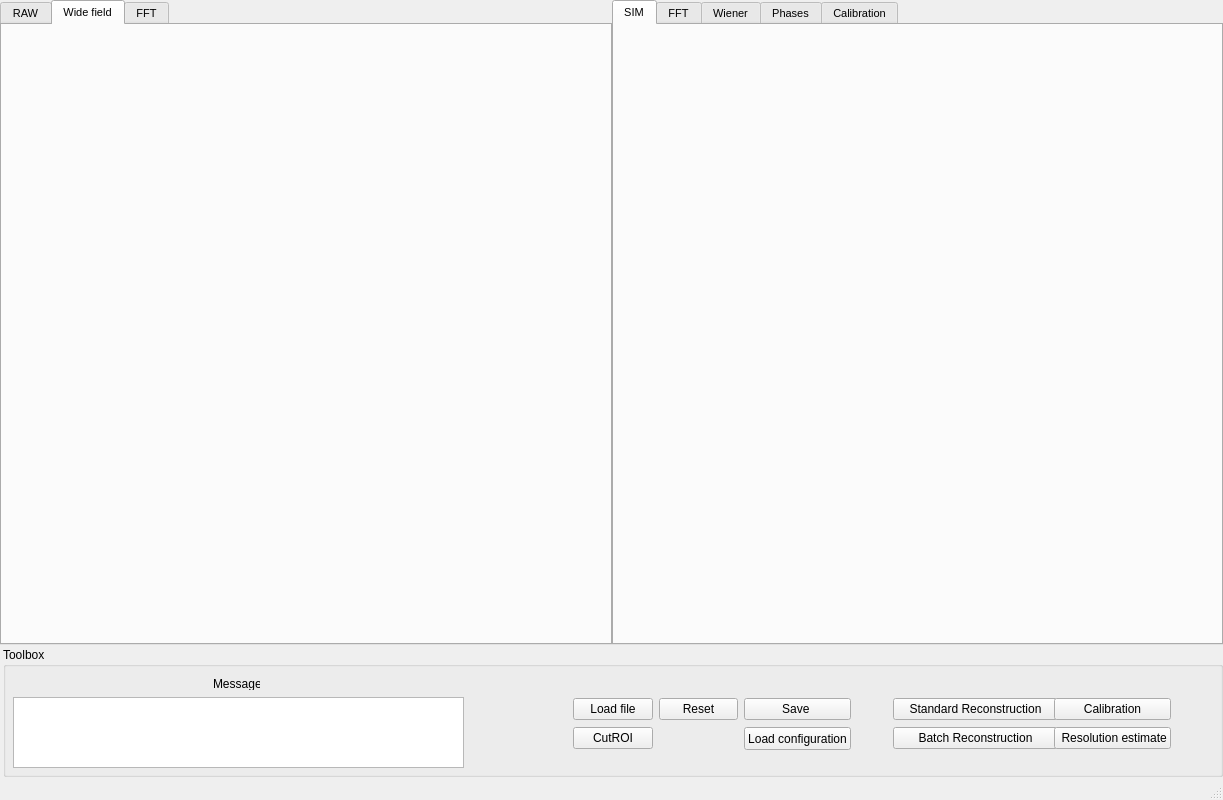
Above: hexsim_analysis.ui from micropolimi/HexSimAnalyser before the change. Below: the same form after it.
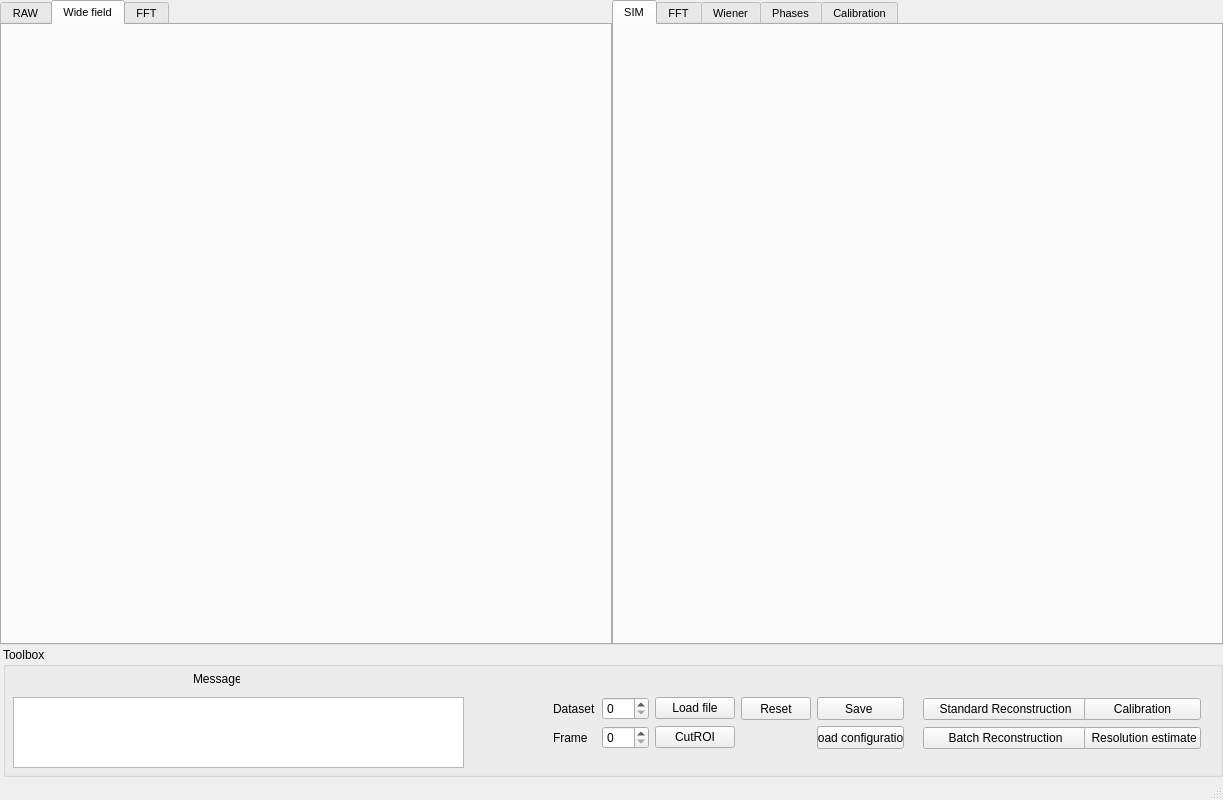
That is the form after the change. The open tabs and pages were chosen to show the change.

```diff
--- a/hexsim_analysis.ui
+++ b/hexsim_analysis.ui
@@ -197,23 +197,10 @@
         </rect>
        </property>
       </widget>
-      <widget class="QLabel" name="label">
-       <property name="geometry">
-        <rect>
-         <x>210</x>
-         <y>30</y>
-         <width>47</width>
-         <height>13</height>
-        </rect>
-       </property>
-       <property name="text">
-        <string>Messages</string>
-       </property>
-      </widget>
       <widget class="QWidget" name="layoutWidget">
        <property name="geometry">
         <rect>
-         <x>890</x>
+         <x>920</x>
          <y>50</y>
          <width>278</width>
          <height>54</height>
@@ -277,27 +264,46 @@
       <widget class="QWidget" name="layoutWidget">
        <property name="geometry">
         <rect>
-         <x>570</x>
+         <x>550</x>
          <y>50</y>
-         <width>278</width>
+         <width>351</width>
          <height>54</height>
         </rect>
        </property>
        <layout class="QGridLayout" name="gridLayout_3">
-        <item row="0" column="0">
-         <widget class="QPushButton" name="loadFileButton">
+        <item row="1" column="2">
+         <widget class="QPushButton" name="cutRoiButton">
+          <property name="text">
+           <string>CutROI</string>
+          </property>
+         </widget>
+        </item>
+        <item row="1" column="4">
+         <widget class="QPushButton" name="calibrationLoad">
+          <property name="sizePolicy">
+           <sizepolicy hsizetype="Minimum" vsizetype="Minimum">
+            <horstretch>0</horstretch>
+            <verstretch>0</verstretch>
+           </sizepolicy>
+          </property>
           <property name="minimumSize">
            <size>
-            <width>50</width>
-            <height>20</height>
+            <width>70</width>
+            <height>23</height>
+           </size>
+          </property>
+          <property name="maximumSize">
+           <size>
+            <width>16777215</width>
+            <height>23</height>
            </size>
           </property>
           <property name="text">
-           <string>Load file</string>
+           <string>Load configuration</string>
           </property>
          </widget>
         </item>
-        <item row="0" column="1">
+        <item row="0" column="3">
          <widget class="QPushButton" name="resetButton">
           <property name="sizePolicy">
            <sizepolicy hsizetype="Minimum" vsizetype="Minimum">
@@ -323,6 +329,19 @@
          </widget>
         </item>
         <item row="0" column="2">
+         <widget class="QPushButton" name="loadFileButton">
+          <property name="minimumSize">
+           <size>
+            <width>50</width>
+            <height>20</height>
+           </size>
+          </property>
+          <property name="text">
+           <string>Load file</string>
+          </property>
+         </widget>
+        </item>
+        <item row="0" column="4">
          <widget class="QPushButton" name="calibrationSave">
           <property name="sizePolicy">
            <sizepolicy hsizetype="Minimum" vsizetype="Minimum">
@@ -347,40 +366,49 @@
           </property>
          </widget>
         </item>
-        <item row="1" column="2">
-         <widget class="QPushButton" name="calibrationLoad">
-          <property name="sizePolicy">
-           <sizepolicy hsizetype="Minimum" vsizetype="Minimum">
-            <horstretch>0</horstretch>
-            <verstretch>0</verstretch>
-           </sizepolicy>
+        <item row="0" column="1">
+         <widget class="QDoubleSpinBox" name="datasetSpinBox">
+          <property name="decimals">
+           <number>0</number>
           </property>
-          <property name="minimumSize">
-           <size>
-            <width>70</width>
-            <height>23</height>
-           </size>
+         </widget>
+        </item>
+        <item row="1" column="1">
+         <widget class="QDoubleSpinBox" name="frameSpinBox">
+          <property name="decimals">
+           <number>0</number>
           </property>
-          <property name="maximumSize">
-           <size>
-            <width>16777215</width>
-            <height>23</height>
-           </size>
-          </property>
+         </widget>
+        </item>
+        <item row="0" column="0">
+         <widget class="QLabel" name="datasetlabel">
           <property name="text">
-           <string>Load configuration</string>
+           <string>Dataset</string>
           </property>
          </widget>
         </item>
         <item row="1" column="0">
-         <widget class="QPushButton" name="cutRoiButton">
+         <widget class="QLabel" name="framelabel">
           <property name="text">
-           <string>CutROI</string>
+           <string>Frame</string>
           </property>
          </widget>
         </item>
        </layout>
       </widget>
+      <widget class="QLabel" name="label_3">
+       <property name="geometry">
+        <rect>
+         <x>190</x>
+         <y>20</y>
+         <width>47</width>
+         <height>23</height>
+        </rect>
+       </property>
+       <property name="text">
+        <string>Messages</string>
+       </property>
+      </widget>
      </widget>
     </item>
    </layout>
```
Left out of the diff: 2 changed lines with no effect on the pictures.
